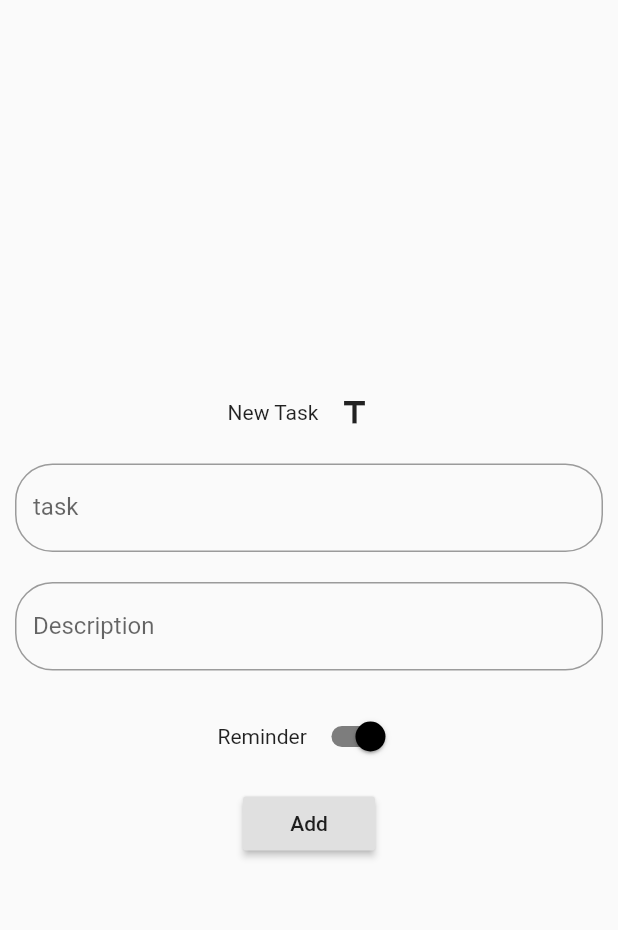
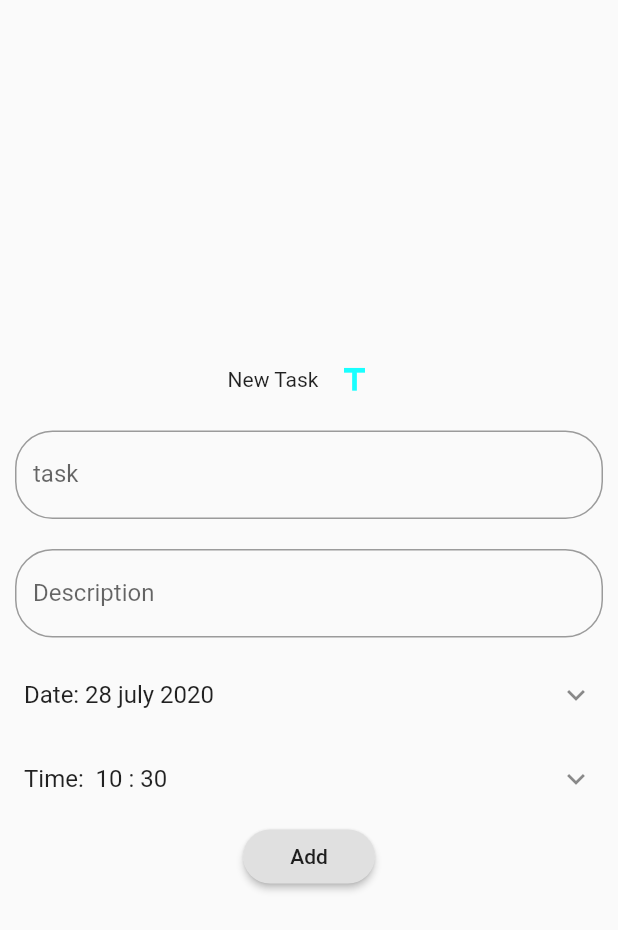
Before and after one commit to deepak-gup7a/reminder, a Flutter app: the screen it shows after launch, after a tap on the "add" icon, on a phone screen of 412 x 824 dp. Shown: the top 930 px of the screen. Run offline on Flutter 3.47's test engine with Material 2 defaults, Android fonts, the light colour scheme and no system bars; our stand-ins replace shared_preferences, sqflite; accounts and stored records are empty.

Commit message:
stable now

```diff
--- a/lib/database/data.dart
+++ b/lib/database/data.dart
@@ -7,37 +7,37 @@ import 'package:sqflite/sqflite.dart';
 class Data{
 
    Future<Database>database ()async =>openDatabase(
-      join(await getDatabasesPath(),'task_database.db'),
-      version: 3,
+      join(await getDatabasesPath(),'Task_Database.db'),
+      version: 1,
       onCreate: (db,version)=>db.execute(
-      "CREATE Table task(taskName TEXT,leadingIcon INTEGER,isNotifiable TEXT, description TEXT)"
+      "CREATE Table TASK(taskName TEXT,leadingIcon INTEGER, description TEXT,taskDate TEXT,taskTime TEXT)"
       )
   );
 
   Future<void>insertTask (Task task)async{
     final Database db = await database();
-    print("insert is call");
-    await db.insert('Task',task.toMap(),conflictAlgorithm: ConflictAlgorithm.replace );
+    print("insert is call"+db.path);
+    await db.insert('TASK',task.toMap(),conflictAlgorithm: ConflictAlgorithm.replace );
   }
 
   Future<void>deleteTask(Task task)async{
     final Database db = await database();
     print("delete is call");
-    await db.delete('Task',where: "taskName = ?",whereArgs: [task.taskName]);
+    await db.delete('TASK',where: "taskName = ?",whereArgs: [task.taskName]);
   }
 
   Future<List<Task>>fetchData()async{
     final Database db =await database();
     final List<Map<String,dynamic>>maps = await db.query('Task');
-    print("fetch data intial");
-    print(maps.length);
+    print(maps[1]['taskTime'].toString().split(":")[1].split(")")[0]);
     return await List.generate(
         maps.length,
             (index) => Task(
               maps[index]['taskName'],
-                maps[index]['leadingIcon']!=-1?iconList[maps[index]['leadingIcon']]:Icons.add,
-              maps[index]['isNotifiable']=="true"?true:false,
-              maps[index]['description']
+              iconList[maps[index]['leadingIcon']],
+              maps[index]['description'],
+              DateTime.parse(maps[index]['taskDate']),
+              TimeOfDay(hour: int.parse(((maps[index]['taskTime'].toString()).split(":"))[0].split("(")[1]),minute: int.parse(((maps[index]['taskTime'].toString()).split(":"))[1].split(")")[0]))
             )
     );
   }
--- a/lib/main.dart
+++ b/lib/main.dart
@@ -14,23 +14,22 @@ class MyApp extends StatefulWidget {
 
 class _MyAppState extends State<MyApp> {
   bool isSwitch = false;
-  Themes theme = Themes();
+   var theme = new Themes();
 
   getInitialTheme()async{
     SharedPreferences prefs = await SharedPreferences.getInstance();
-    isSwitch = prefs.getBool('ISDARK');
+    if(prefs.getBool('ISDARK')!=null)
+    setState(() {
+      isSwitch = prefs.getBool('ISDARK');
+    });
   }
 
   setTheme()async{
     SharedPreferences prefs = await SharedPreferences.getInstance();
+    print(prefs.getKeys());
     prefs.setBool('ISDARK', isSwitch);
   }
 
-  @override
-  void dispose() {
-    setTheme();
-    super.dispose();
-  }
 
   @override
   void initState() {
@@ -41,7 +40,7 @@ class _MyAppState extends State<MyApp> {
   @override
   Widget build(BuildContext context) {
     return MaterialApp(
-      debugShowCheckedModeBanner:  false,
+      debugShowCheckedModeBanner:false,
       theme: isSwitch?theme.getTheme[1]:theme.getTheme[0],
       home: Scaffold(
         appBar: AppBar(
@@ -52,6 +51,7 @@ class _MyAppState extends State<MyApp> {
               onChanged: (value){
                 setState(() {
                   isSwitch = value;
+                  setTheme();
                 });
               },
             )
--- a/lib/model/task.dart
+++ b/lib/model/task.dart
@@ -6,21 +6,24 @@ class Task {
   IconData _leadingIcon;
   String _taskName;
   String _description;
-  bool _isNotifiable;
+  DateTime _taskDate;
+  TimeOfDay _taskTime;
 
   Task(
     this._taskName,
     this._leadingIcon,
-    this._isNotifiable,
     this._description,
+    this._taskDate,
+    this._taskTime
   );
 
   Map<String ,dynamic>toMap(){
     return{
       'taskName':_taskName,
       'leadingIcon':iconList.indexOf(_leadingIcon),
-      'isNotifiable':_isNotifiable.toString(),
-      'description':_description
+      'description':_description,
+      'taskDate' : _taskDate.toString(),
+      'taskTime' : _taskTime.toString()
     };
   }
 
@@ -37,18 +40,24 @@ class Task {
     this._taskName = name;
   }
 
-  set isNotifiable(bool isIt){
-    this._isNotifiable = isIt;
+  set taskDate(DateTime date){
+    this._taskDate = date;
+  }
+
+  set taskTime(TimeOfDay time){
+    this._taskTime = time;
   }
 
 
   //getters
-  String get taskName=>this._taskName;
+  String get taskName => this._taskName;
 
   String get description => this._description;
 
-  IconData get leadingIcon =>this._leadingIcon;
+  IconData get leadingIcon => this._leadingIcon;
 
-  bool get isNotifiable =>this._isNotifiable;
+  DateTime get taskDate => this._taskDate;
+
+  TimeOfDay get taskTime => this._taskTime;
 
 }
--- a/lib/model/theme.dart
+++ b/lib/model/theme.dart
@@ -4,21 +4,23 @@ class Themes{
   List<ThemeData>_themes = [
     ThemeData(
       primarySwatch: Colors.grey,
-      primaryColor: Colors.white,
+      primaryColor: Colors.blueGrey,
       brightness: Brightness.light,
-      backgroundColor: const Color(0xFFE5E5E5),
-      accentColor: Colors.black,
-      accentIconTheme: IconThemeData(color: Colors.white),
-      dividerColor: Colors.white54,
+      backgroundColor: Colors.blueGrey,
+      accentColor: Colors.blueGrey,
+      accentIconTheme: IconThemeData(color: Colors.cyan),
+      dividerColor: Colors.blueGrey,
+      iconTheme: IconThemeData(color: Colors.cyanAccent)
     ),
     ThemeData(
       primarySwatch: Colors.grey,
-      primaryColor: Colors.black,
+      primaryColor: Colors.blueGrey,
       brightness: Brightness.dark,
       backgroundColor: const Color(0xFF212121),
-      accentColor: Colors.white,
+      accentColor: Colors.pinkAccent,
       accentIconTheme: IconThemeData(color: Colors.black),
-      dividerColor: Colors.black12,
+      dividerColor: Colors.pinkAccent,
+      iconTheme: IconThemeData(color: Colors.pinkAccent)
     ),
   ];
 
--- a/lib/screens/new_task.dart
+++ b/lib/screens/new_task.dart
@@ -11,20 +11,25 @@ class AddNewTask extends StatefulWidget {
 
 class _AddNewTaskState extends State<AddNewTask> {
 
+  List<String> months = [
+    "january","february","march","april","may","june","july","august","september","october","november","december"
+  ];
+
+
   TextEditingController _taskNameController = TextEditingController();
   TextEditingController _descriptionController = TextEditingController();
-  bool isNotifiable = true;
   IconData icon = Icons.title;
   bool raiseError = false;
+  DateTime pickedDate;
+  TimeOfDay pickedTime;
   final TaskBloc tb = TaskBloc();
 
   _addTask(Task task){
     Navigator.of(context).pop(task);
   }
 
-
   _addNewTask(){
-    Task task = new Task("",Icons.title,true,"");
+    Task task = new Task("",Icons.title,"",DateTime.now(),TimeOfDay.now());
     if(_taskNameController.text.isEmpty){
       setState(() {
         raiseError = true;
@@ -39,10 +44,36 @@ class _AddNewTaskState extends State<AddNewTask> {
       }
       else
         task.description = _descriptionController.text;
-      task.isNotifiable = isNotifiable;
       task.leadingIcon = icon;
+      task.taskDate = pickedDate;
+      task.taskTime = pickedTime;
       _addTask(task);
     }
+  }
+
+  _pickDate()async{
+    DateTime date = await showDatePicker(
+        context: context,
+        initialDate: pickedDate,
+        firstDate: DateTime(DateTime.now().year-5),
+        lastDate: DateTime(DateTime.now().year+5)
+    );
+    if(date!=null)
+      {
+          setState(() {
+              pickedDate = date;
+          });
+      }
+  }
+
+  _pickTime()async{
+    TimeOfDay time = await showTimePicker(context: context, initialTime: pickedTime);
+    if(time!=null)
+      {
+          setState(() {
+              pickedTime = time;
+          });
+      }
   }
 
   Future<void>_showIconPickerDialog(BuildContext context)async{
@@ -59,6 +90,13 @@ class _AddNewTaskState extends State<AddNewTask> {
             icon = pickedIcon;
           });
       }
+  }
+
+  @override
+  void initState() {
+    super.initState();
+    pickedDate = DateTime.now();
+    pickedTime = TimeOfDay.now();
   }
 
 
@@ -126,29 +164,23 @@ class _AddNewTaskState extends State<AddNewTask> {
                         ),
                     ),
                   ),
-                  Padding(
-                    padding: EdgeInsets.all(10.0),
-                    child: Row(
-                      mainAxisAlignment: MainAxisAlignment.center,
-                      children: <Widget>[
-                        Container(
-                          child: Text("Reminder "),
-                        ),
-                        Container(
-                          child: Switch(
-                            value: isNotifiable,
-                            onChanged: (value){
-                              setState(() {
-                                isNotifiable = value;
-                              });
-                            },
-                          ),
-                        ),
-                      ],
-                    ),
+                  ListTile(
+                    dense: false,
+                    title: Text("Date: ${pickedDate.day} "+months[pickedDate.month-1].toString() + " ${pickedDate.year}  "),
+                    trailing: Icon(Icons.keyboard_arrow_down),
+                    onTap: _pickDate,
+                  ),
+                  ListTile(
+                    dense: false,
+                    title: Text("Time:  ${pickedTime.hour}"+" : "+"${pickedTime.minute}"),
+                    trailing: Icon(Icons.keyboard_arrow_down),
+                    onTap: _pickTime,
                   ),
                   Container(
                     child: RaisedButton(
+                      shape: RoundedRectangleBorder(
+                        borderRadius: BorderRadius.circular(25.0),
+                      ),
                       child: Text("Add"),
                       onPressed: _addNewTask,
                     ),
```
Also changed, not shown: lib/screens/home_page.dart (+49 -15 lines), pubspec.yaml (+1 -55 lines).
